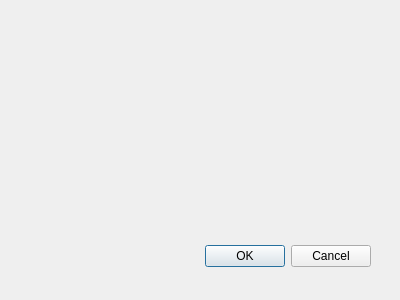
Before: the Qt Designer form route_tracking_dialog_base.ui in gianmarconaro/city-transport-analyzer, drawn with Qt 5.
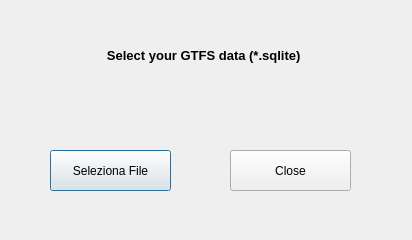
After: the same form once the commit is applied.

Commit message: first plugin input ui

What changed in the file:
```diff
--- a/route_tracking_dialog_base.ui
+++ b/route_tracking_dialog_base.ui
@@ -1,31 +1,54 @@
 <ui version="4.0" >
  <class>route_trackingDialogBase</class>
- <widget class="QDialog" name="route_trackingDialogBase" >
-  <property name="geometry" >
+ <widget class="QDialog" name="route_trackingDialogBase">
+  <property name="geometry">
    <rect>
     <x>0</x>
     <y>0</y>
-    <width>400</width>
-    <height>300</height>
+    <width>412</width>
+    <height>240</height>
    </rect>
   </property>
   <property name="windowTitle" >
    <string>Thesis_Plugin</string>
   </property>
-  <widget class="QDialogButtonBox" name="button_box" >
-   <property name="geometry" >
+  <widget class="QLabel" name="label">
+   <property name="geometry">
     <rect>
-     <x>30</x>
-     <y>240</y>
-     <width>341</width>
-     <height>32</height>
+     <x>0</x>
+     <y>40</y>
+     <width>411</width>
+     <height>31</height>
     </rect>
    </property>
-   <property name="orientation" >
-    <enum>Qt::Horizontal</enum>
+   <property name="text">
+    <string>&lt;html&gt;&lt;head/&gt;&lt;body&gt;&lt;p align=&quot;center&quot;&gt;&lt;span style=&quot; font-size:10pt; font-weight:600;&quot;&gt;Select your GTFS data (*.sqlite) &lt;/span&gt;&lt;/p&gt;&lt;/body&gt;&lt;/html&gt;</string>
    </property>
-   <property name="standardButtons" >
-    <set>QDialogButtonBox::Cancel|QDialogButtonBox::Ok</set>
+  </widget>
+  <widget class="QPushButton" name="pushButton">
+   <property name="geometry">
+    <rect>
+     <x>50</x>
+     <y>150</y>
+     <width>121</width>
+     <height>41</height>
+    </rect>
+   </property>
+   <property name="text">
+    <string>Seleziona File</string>
+   </property>
+  </widget>
+  <widget class="QPushButton" name="closeButton">
+   <property name="geometry">
+    <rect>
+     <x>230</x>
+     <y>150</y>
+     <width>121</width>
+     <height>41</height>
+    </rect>
+   </property>
+   <property name="text">
+    <string>Close</string>
    </property>
   </widget>
  </widget>
```
Left out of the diff: 40 changed lines with no effect on the pictures. The commit also changes 6 other files.
